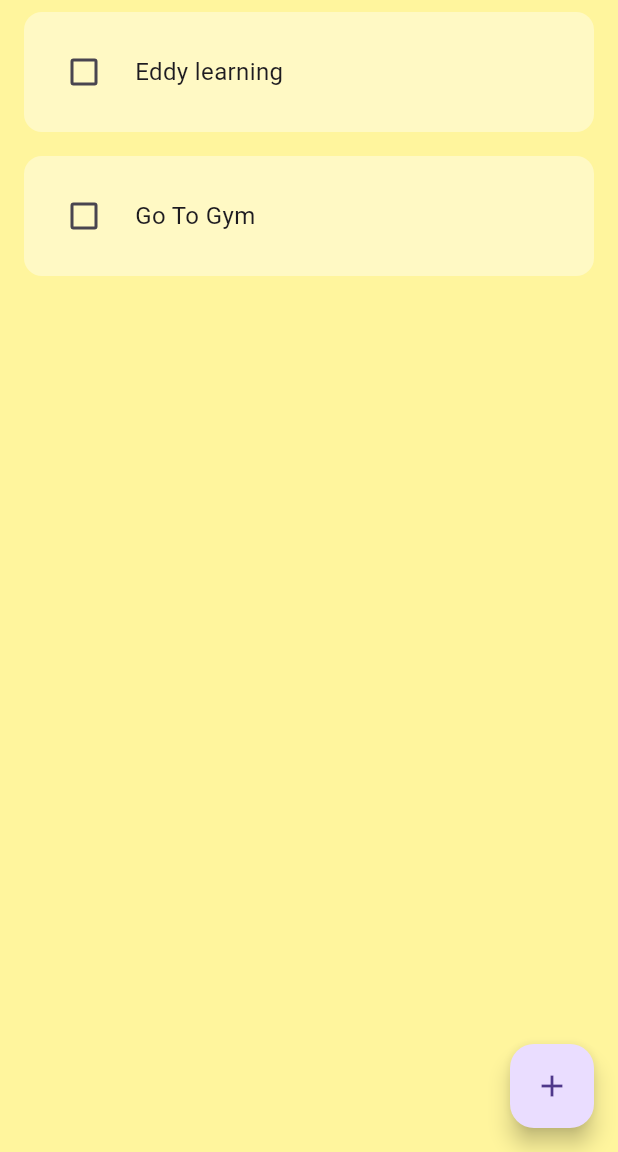
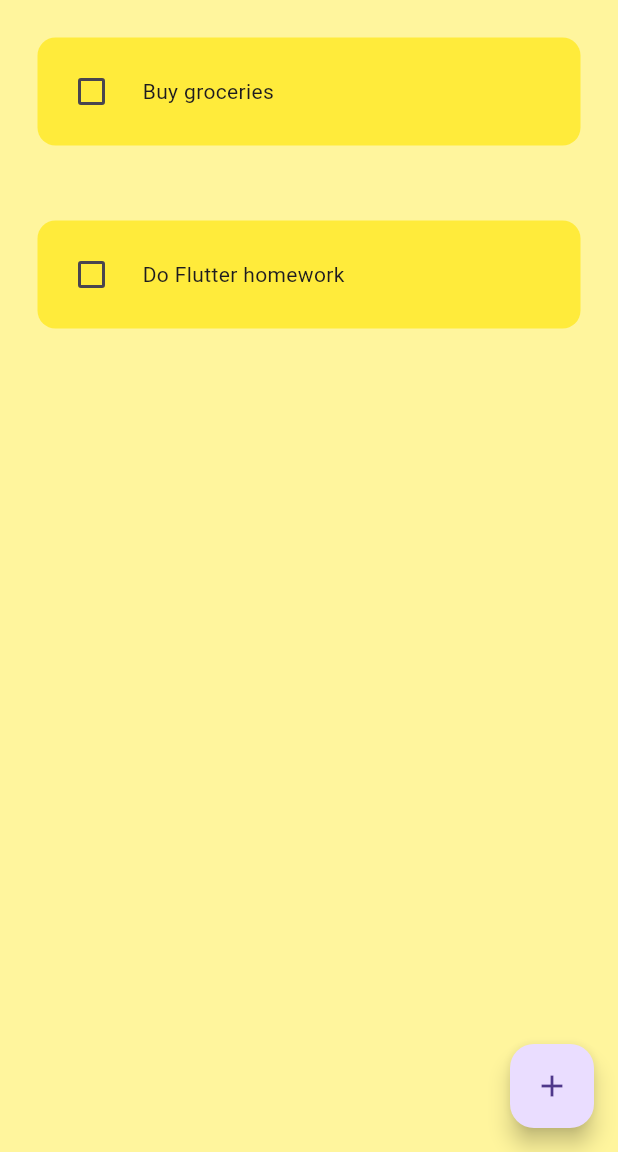
Before and after one commit to EdouardKamole/To-DO-App, a Flutter app: the screen it shows after launch, on a phone screen of 412 x 824 dp, the part 84-1236 px from its top. Run offline on Flutter 3.47's test engine with Material 3 defaults, Android fonts, the phone set to English and light mode, and no system bars; drawn by our look-alikes of flutter_slidable; our stand-ins replace hive_flutter; accounts and stored records are empty.

Commit message:
Updated files and added new data folder

```diff
--- /dev/null
+++ b/lib/data/database.dart
@@ -0,0 +1,26 @@
+import 'package:hive_flutter/hive_flutter.dart';
+
+class ToDoDataBase {
+  List toDoList = [];
+
+  final Box _myBox = Hive.box("myBox");
+
+  // Create initial data
+  void createInitialData() {
+    toDoList = [
+      ["Buy groceries", false],
+      ["Do Flutter homework", false],
+    ];
+    updateDatabase();
+  }
+
+  // Load the data from Hive
+  void loadData() {
+    toDoList = _myBox.get("TODOLIST", defaultValue: []);
+  }
+
+  // Update database
+  Future<void> updateDatabase() async {
+    await _myBox.put("TODOLIST", toDoList);
+  }
+}
--- a/lib/pages/first_page.dart
+++ b/lib/pages/first_page.dart
@@ -1,6 +1,8 @@
+import 'package:first_flutter_step/data/database.dart';
 import 'package:first_flutter_step/util/dialog_box.dart';
 import 'package:first_flutter_step/util/todo_tile.dart';
 import 'package:flutter/material.dart';
+import 'package:hive_flutter/hive_flutter.dart';
 
 class Homepage extends StatefulWidget {
   const Homepage({super.key});
@@ -10,32 +12,50 @@ class Homepage extends StatefulWidget {
 }
 
 class _HomepageState extends State<Homepage> {
-  // text controller
-  final _controller = TextEditingController();
+  Box? _myBox; // Nullable to prevent initialization issues
+  final TextEditingController _controller = TextEditingController();
+  final ToDoDataBase db = ToDoDataBase();
 
-  // list of todo tasks
-  List toDoList = [
-    ["Eddy learning", false],
-    ["Go To Gym", false]
-  ];
+  @override
+  void initState() {
+    super.initState();
+    _initializeHive();
+  }
 
-  // checkbox was tapped
+  Future<void> _initializeHive() async {
+    _myBox = await Hive.openBox("myBox");
+
+    if (_myBox!.get("TODOLIST") == null) {
+      db.createInitialData();
+      await db.updateDatabase();
+    } else {
+      db.loadData();
+    }
+
+    setState(() {}); // Refresh UI after loading data
+  }
+
+  // Checkbox toggle
   void checkboxChanged(bool? value, int index) {
     setState(() {
-      toDoList[index][1] = !toDoList[index][1];
+      db.toDoList[index][1] = !db.toDoList[index][1];
     });
+    db.updateDatabase();
   }
 
-  // save new task
+  // Save new task
   void saveNewTask() {
+    if (_controller.text.trim().isNotEmpty) {
       setState(() {
-      toDoList.add([_controller.text, false]);
-      _controller.clear(); // Clear input after adding
+        db.toDoList.add([_controller.text, false]);
+        _controller.clear();
       });
+      db.updateDatabase();
+    }
     Navigator.of(context).pop();
   }
 
-  // create new Task
+  // Create new Task (Dialog Box)
   void createNewTask() {
     showDialog(
       context: context,
@@ -49,11 +69,12 @@ class _HomepageState extends State<Homepage> {
     );
   }
 
-  // delete task
+  // Delete task
   void deleteTask(int index) {
     setState(() {
-      toDoList.removeAt(index);
+      db.toDoList.removeAt(index);
     });
+    db.updateDatabase();
   }
 
   @override
@@ -72,14 +93,24 @@ class _HomepageState extends State<Homepage> {
         onPressed: createNewTask,
         child: const Icon(Icons.add),
       ),
-      body: ListView.builder(
-        itemCount: toDoList.length,
+      body: _myBox == null
+          ? const Center(
+              child: CircularProgressIndicator()) // Show loader while waiting
+          : db.toDoList.isEmpty
+              ? const Center(
+                  child: Text(
+                    "No tasks added yet!",
+                    style: TextStyle(fontSize: 18, fontWeight: FontWeight.bold),
+                  ),
+                )
+              : ListView.builder(
+                  itemCount: db.toDoList.length,
                   itemBuilder: (context, index) {
                     return TodoTile(
-            taskName: toDoList[index][0],
-            taskCompleted: toDoList[index][1],
+                      taskName: db.toDoList[index][0],
+                      taskCompleted: db.toDoList[index][1],
                       onChanged: (value) => checkboxChanged(value, index),
-            deleteFunction: (context) => deleteTask(index), // Fixed issue
+                      deleteFunction: (context) => deleteTask(index),
                     );
                   },
                 ),
--- a/lib/util/todo_tile.dart
+++ b/lib/util/todo_tile.dart
@@ -5,59 +5,42 @@ class TodoTile extends StatelessWidget {
   final String taskName;
   final bool taskCompleted;
   final Function(bool?)? onChanged;
-  final Function(BuildContext)? deleteFunction; // ✅ Fixed constructor issue
+  final Function(BuildContext)? deleteFunction; // Fixed issue
 
   TodoTile({
     super.key,
     required this.taskName,
     required this.taskCompleted,
     required this.onChanged,
-    required this.deleteFunction, // ✅ Marked as required
+    required this.deleteFunction, // Fixed issue
   });
 
   @override
   Widget build(BuildContext context) {
     return Padding(
-      padding: const EdgeInsets.symmetric(horizontal: 16, vertical: 8),
+      padding: const EdgeInsets.all(25),
       child: Slidable(
         endActionPane: ActionPane(
-          motion: const StretchMotion(), // ✅ Smooth animation when sliding
+          motion: const StretchMotion(),
           children: [
             SlidableAction(
-              onPressed: (context) =>
-                  deleteFunction!(context), // ✅ Calls deleteFunction
+              onPressed: deleteFunction,
               icon: Icons.delete,
-              label: 'Delete',
-              backgroundColor: Colors.red.shade400,
-              foregroundColor: Colors.white,
-              borderRadius: BorderRadius.circular(10),
-            ),
+              backgroundColor: Colors.red.shade300,
+            )
           ],
         ),
         child: Container(
-          padding: const EdgeInsets.all(16),
+          padding: const EdgeInsets.all(12),
           decoration: BoxDecoration(
-            color: Colors.yellow.shade100,
+            color: Colors.yellow,
             borderRadius: BorderRadius.circular(12),
           ),
           child: Row(
             children: [
-              Checkbox(
-                value: taskCompleted,
-                onChanged: onChanged,
-                activeColor: Colors.green,
-              ),
+              Checkbox(value: taskCompleted, onChanged: onChanged),
               const SizedBox(width: 10),
-              Expanded(
-                child: Text(
-                  taskName,
-                  style: TextStyle(
-                    fontSize: 16,
-                    decoration:
-                        taskCompleted ? TextDecoration.lineThrough : null,
-                  ),
-                ),
-              ),
+              Text(taskName),
             ],
           ),
         ),
```
Also changed, not shown: lib/main.dart (+11 -1 lines), pubspec.yaml (+4 -3 lines), pubspec.lock, 1 other file. Lines whose indentation alone changed are shown as unchanged.
